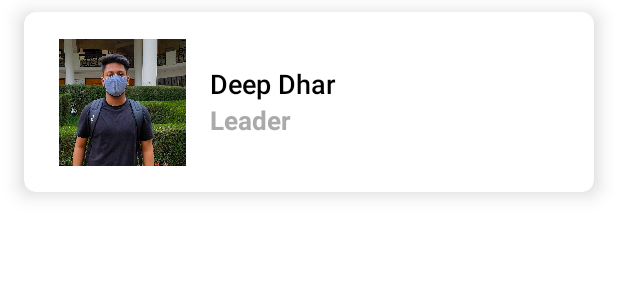
After one commit to deepdhar/Hack-Club-App, an Android app: the layout members_layout.xml on its own in the app's theme, with its tools: preview values and no code run, on a phone screen of 412 x 824 dp. The commit adds this screen. Shown: the top 300 px of the screen. Run offline under Robolectric (Android 15) with nearby library versions, the phone set to English and light mode, and no system bars.

Commit message:
added Members Activity

```diff
--- a/app/build.gradle
+++ b/app/build.gradle
@@ -33,6 +33,10 @@ dependencies {
     implementation 'androidx.appcompat:appcompat:1.2.0'
     implementation 'com.google.android.material:material:1.3.0'
     implementation 'androidx.constraintlayout:constraintlayout:2.0.4'
+
+    implementation 'androidx.recyclerview:recyclerview:1.1.0'
+    implementation 'com.google.android.material:material:1.1.0'
+
     testImplementation 'junit:junit:4.+'
     androidTestImplementation 'androidx.test.ext:junit:1.1.2'
     androidTestImplementation 'androidx.test.espresso:espresso-core:3.3.0'
--- a/app/src/main/AndroidManifest.xml
+++ b/app/src/main/AndroidManifest.xml
@@ -9,6 +9,7 @@
         android:roundIcon="@mipmap/ic_launcher_round"
         android:supportsRtl="true"
         android:theme="@style/Theme.HackClubApp">
+        <activity android:name=".MembersActivity"></activity>
         <activity android:name=".MainActivity">
             <intent-filter>
                 <action android:name="android.intent.action.MAIN" />
--- /dev/null
+++ b/app/src/main/res/layout/members_layout.xml
@@ -0,0 +1,58 @@
+<?xml version="1.0" encoding="utf-8"?>
+<androidx.cardview.widget.CardView xmlns:android="http://schemas.android.com/apk/res/android"
+    xmlns:app="http://schemas.android.com/apk/res-auto"
+    xmlns:tool="http://schemas.android.com/tools"
+    android:layout_width="match_parent"
+    android:layout_height="120dp"
+    app:cardElevation="8dp"
+    app:cardCornerRadius="8dp"
+    android:layout_marginHorizontal="16dp"
+    android:layout_marginVertical="8dp">
+
+    <RelativeLayout
+        android:id="@+id/taskRelativeLayout"
+        android:layout_width="match_parent"
+        android:layout_height="match_parent"
+        android:padding="8dp">
+
+        <ImageView
+            android:id="@+id/memberDpImageView"
+            android:layout_width="100dp"
+            android:layout_height="match_parent"
+            android:layout_gravity="center"
+            android:src="@drawable/sample_image"
+            android:paddingLeft="15dp" />
+
+        <LinearLayout
+            android:id="@+id/tv_main_layout"
+            android:layout_toRightOf="@id/memberDpImageView"
+            android:layout_width="match_parent"
+            android:layout_height="match_parent"
+            android:orientation="vertical"
+            android:gravity="center_vertical"
+            android:padding="16dp">
+
+            <TextView
+                android:id="@+id/memberNameTextView"
+                android:layout_width="match_parent"
+                android:layout_height="wrap_content"
+                android:text="Deep Dhar"
+                android:textSize="18sp"
+                android:fontFamily="sans-serif-medium"
+                android:textColor="@color/black"/>
+
+            <TextView
+                android:id="@+id/memberDescTextView"
+                android:layout_width="match_parent"
+                android:layout_height="wrap_content"
+                android:text="Leader"
+                android:textSize="17sp"
+                android:fontFamily="sans-serif"
+                android:textStyle="bold"
+                android:textColor="@android:color/darker_gray"/>
+
+        </LinearLayout>
+
+    </RelativeLayout>
+
+</androidx.cardview.widget.CardView>
```
Also changed, not shown: app/src/main/java/com/example/android/hackclubapp/Adapter/MembersAdapter.java (added, +46 -0 lines), app/src/main/java/com/example/android/hackclubapp/MainActivity.java (+15 -0 lines), app/src/main/java/com/example/android/hackclubapp/Members.java (added, +21 -0 lines), app/src/main/java/com/example/android/hackclubapp/MembersActivity.java (added, +32 -0 lines), app/src/main/res/layout/activity_main.xml (+10 -1 lines), app/src/main/res/layout/activity_members.xml (added, +31 -0 lines), app/src/main/res/drawable-v24/nivi_sample.jpg (added), app/src/main/res/drawable-v24/sample_image.jpg (added), 1 other file.
